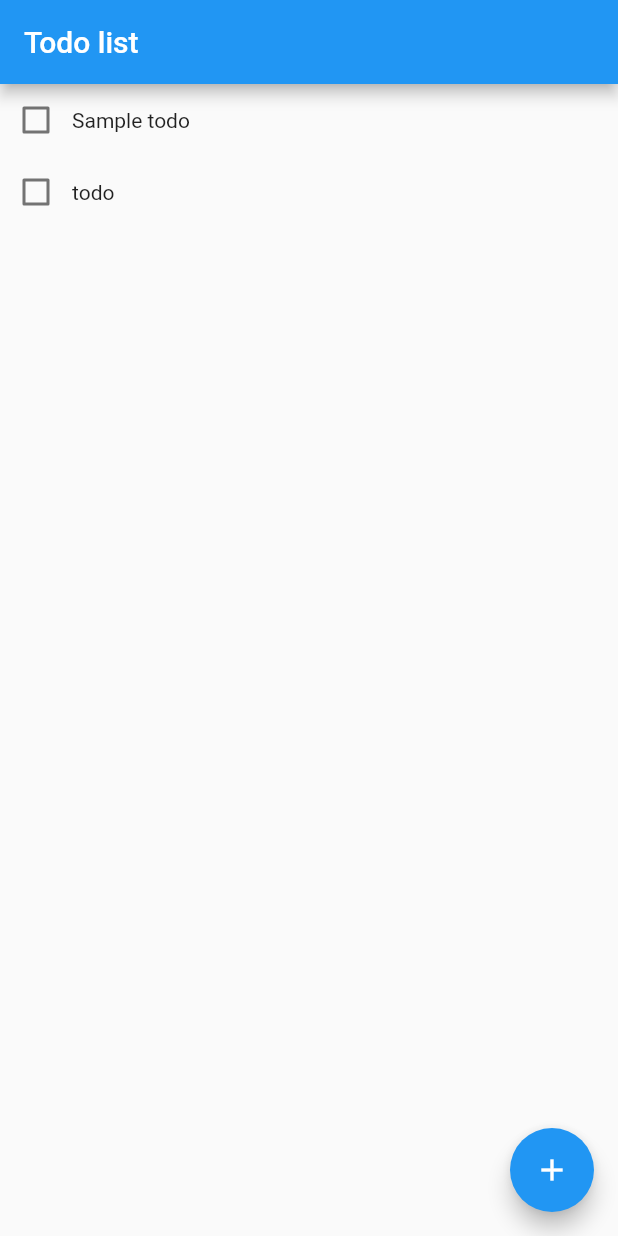
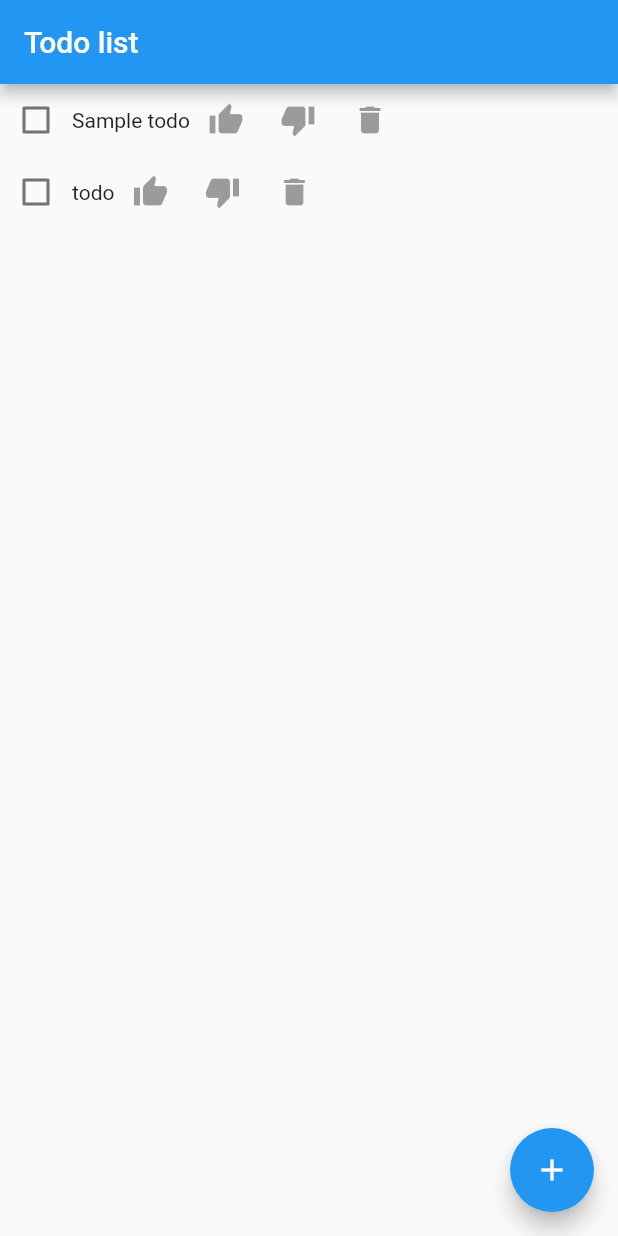
Before and after one commit to roadman/flutter-nikka, a Flutter app: the screen it shows after launch, after a tap on the "add" icon, on a phone screen of 412 x 824 dp. Run offline on Flutter 3.47's test engine with Material 2 defaults, Android fonts, the phone set to English and light mode, and no system bars.

Commit message:
impliment todo button

```diff
--- a/lib/todo_table.dart
+++ b/lib/todo_table.dart
@@ -3,7 +3,6 @@
 // found in the LICENSE file.
 
 import 'package:flutter/material.dart';
-import 'package:flutter/rendering.dart';
 
 class Todo {
   Todo(this.selected, this.name, this.priority);
@@ -48,7 +47,29 @@ class _DataTableDemoState extends State<TodoTable> {
                   setState(() {});
                 }
               ),
-              new Text(_todos[index].name)
+              new Text(_todos[index].name),
+              new IconButton(
+                icon: const Icon(
+                  Icons.thumb_up,
+                  semanticLabel: 'Priority up',
+                ),
+                onPressed: null,
+              ),
+              new IconButton(
+                icon: const Icon(
+                  Icons.thumb_down,
+                  semanticLabel: 'Priority down',
+                ),
+                onPressed: null,
+              ),
+              new IconButton(
+                icon: const Icon(
+                  Icons.delete,
+                  semanticLabel: 'Delete',
+                ),
+                onPressed: null,
+                //color: iconButtonToggle ? Theme.of(context).primaryColor : null,
+              )
             ],
           );
         }
```
